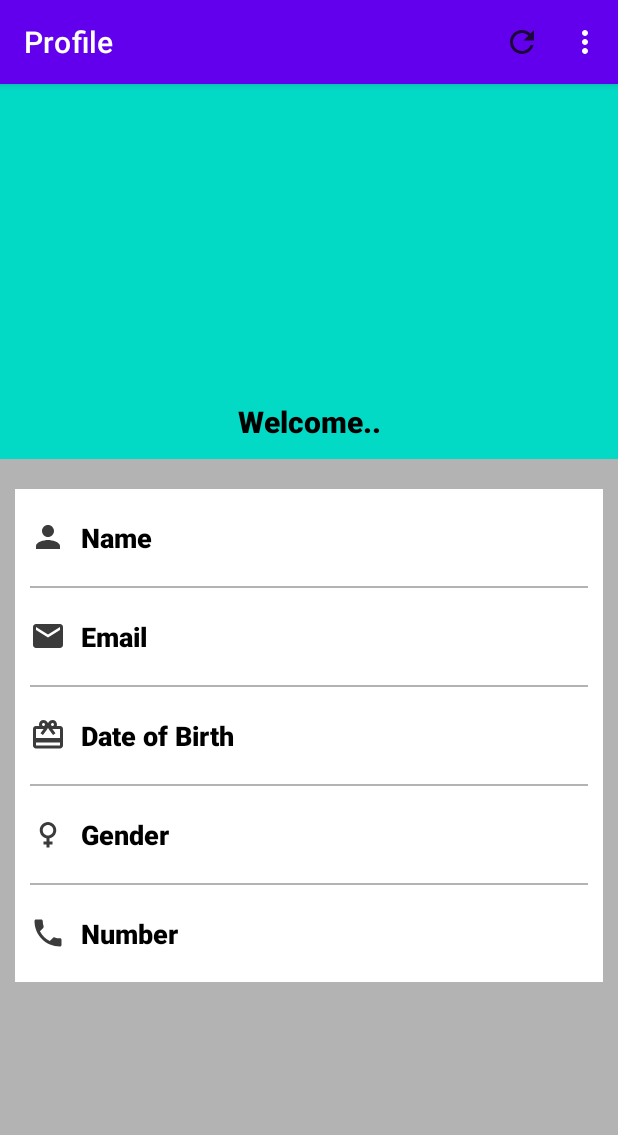
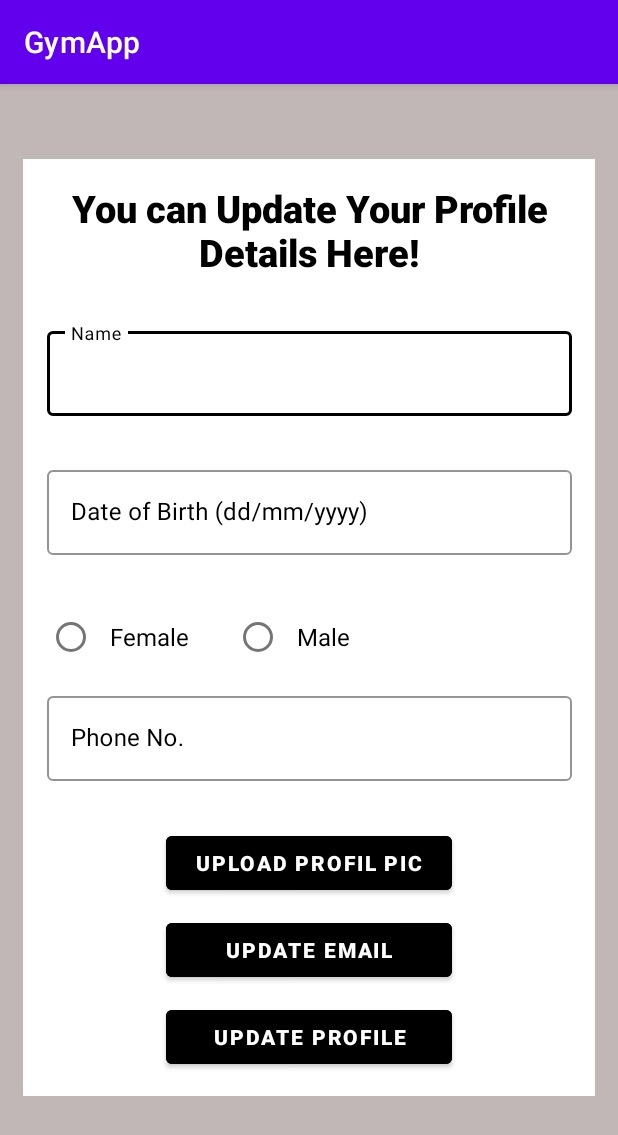
Before and after one commit to OmerOzen10/Gym-Application, an Android app: the UserProfileACtivity screen opened directly, with no data from a screen before it, in the options menu, after a tap on "Update Profile", on a phone screen of 412 x 824 dp. Shown: the top 1135 px of the screen. Run offline under Robolectric (Android 15) with nearby library versions, the phone set to English and light mode, and no system bars; our stand-ins replace Firebase (no records; nobody signed in at launch, a user with empty details on screens opened directly), Picasso.

Commit message:
User can choose profile picture from teh registeration page

```diff
--- a/GymApp/app/build.gradle
+++ b/GymApp/app/build.gradle
@@ -41,4 +41,6 @@ dependencies {
     androidTestImplementation 'androidx.test.ext:junit:1.1.5'
     androidTestImplementation 'androidx.test.espresso:espresso-core:3.5.1'
     implementation 'com.squareup.picasso:picasso:2.71828'
+    implementation 'com.github.bumptech.glide:glide:4.15.0'
+    annotationProcessor 'com.github.bumptech.glide:compiler:4.15.0'
 }
--- a/GymApp/app/src/main/AndroidManifest.xml
+++ b/GymApp/app/src/main/AndroidManifest.xml
@@ -11,6 +11,9 @@
         android:supportsRtl="true"
         android:theme="@style/Theme.GymApp"
         tools:targetApi="31">
+        <activity
+            android:name=".UpdateProfileActivity"
+            android:exported="false" />
         <activity
             android:name=".UploadProfilePictureActivity"
             android:exported="false" />
--- /dev/null
+++ b/GymApp/app/src/main/java/com/example/gymapp/UpdateProfileActivity.java
@@ -0,0 +1,37 @@
+package com.example.gymapp;
+
+import androidx.appcompat.app.AppCompatActivity;
+
+import android.os.Bundle;
+import android.widget.ProgressBar;
+import android.widget.RadioButton;
+import android.widget.RadioGroup;
+
+import com.google.android.material.textfield.TextInputEditText;
+import com.google.firebase.auth.FirebaseAuth;
+import com.google.firebase.auth.FirebaseUser;
+
+public class UpdateProfileActivity extends AppCompatActivity {
+
+    private TextInputEditText edtUpdateName, edtUpdateDoB, edtUpdateMobile;
+
+    private RadioGroup radioGroupUpdateGender;
+    private RadioButton radioButtonUpdateGenderSelected;
+    private String txtName, txtDoB, txtGender, txtMobile;
+    private FirebaseAuth auth;
+    private ProgressBar progressBarUpdate;
+
+    @Override
+    protected void onCreate(Bundle savedInstanceState) {
+        super.onCreate(savedInstanceState);
+        setContentView(R.layout.activity_update_profile);
+
+        edtUpdateName = findViewById(R.id.edtUpdateName);
+        edtUpdateDoB = findViewById(R.id.edtUpdateDoB);
+        edtUpdateMobile = findViewById(R.id.edtUpdateMobile);
+
+        radioGroupUpdateGender = findViewById(R.id.radioGroupUpdateGender);
+        auth = FirebaseAuth.getInstance();
+        FirebaseUser firebaseUser = auth.getCurrentUser();
+    }
+}
--- a/GymApp/app/src/main/java/com/example/gymapp/UserProfileACtivity.java
+++ b/GymApp/app/src/main/java/com/example/gymapp/UserProfileACtivity.java
@@ -17,6 +17,7 @@ import android.widget.ProgressBar;
 import android.widget.TextView;
 import android.widget.Toast;
 
+import com.bumptech.glide.Glide;
 import com.google.firebase.auth.FirebaseAuth;
 import com.google.firebase.auth.FirebaseUser;
 import com.google.firebase.database.DataSnapshot;
@@ -140,7 +141,9 @@ public class UserProfileACtivity extends AppCompatActivity {
 
                     //ImageView setImageUri() should not be used with regular Uris. Use Picasso
 
-                    Picasso.get().load(uri).into(profileImage);
+//                    Picasso.get().load(uri).into(profileImage);\
+
+                    Glide.with(UserProfileACtivity.this).load(uri).into(profileImage);
 
 
 
@@ -174,9 +177,9 @@ public class UserProfileACtivity extends AppCompatActivity {
         if (id == R.id.refresh_menu){
             startActivity(getIntent());
             finish();
-//        } else if (id == R.id.update_profile) {
-//            Intent intent = new Intent(UserProfileACtivity.this, UpdateProfileActivity.class);
-//            startActivity(intent);
+        } else if (id == R.id.update_profile) {
+            Intent intent = new Intent(UserProfileACtivity.this, UpdateProfileActivity.class);
+            startActivity(intent);
 //        }else if (id == R.id.update_email){
 //            Intent intent = new Intent(UserProfileACtivity.this, UpdateEmailActivity.class);
 //            startActivity(intent);
--- /dev/null
+++ b/GymApp/app/src/main/res/layout/activity_update_profile.xml
@@ -0,0 +1,185 @@
+<?xml version="1.0" encoding="utf-8"?>
+<ScrollView xmlns:android="http://schemas.android.com/apk/res/android"
+    xmlns:app="http://schemas.android.com/apk/res-auto"
+    xmlns:tools="http://schemas.android.com/tools"
+    android:layout_width="match_parent"
+    android:layout_height="match_parent"
+    android:background="#C1B7B7"
+    tools:context=".UpdateProfileActivity">
+
+    <androidx.constraintlayout.widget.ConstraintLayout
+        android:layout_width="match_parent"
+        android:layout_height="wrap_content"
+        android:layout_gravity="center_horizontal"
+        android:layout_marginStart="15dp"
+        android:layout_marginEnd="15dp"
+        android:background="@color/white"
+        android:foregroundGravity="center_horizontal"
+        android:padding="15dp"
+        android:layout_marginTop="50dp">
+
+        <TextView
+            android:id="@+id/textView2"
+            android:layout_width="wrap_content"
+            android:layout_height="wrap_content"
+            android:fontFamily="sans-serif-black"
+            android:gravity="center"
+            android:text="You can Update Your Profile Details Here!"
+            android:textColor="@color/black"
+            android:textSize="25sp"
+            app:layout_constraintEnd_toEndOf="parent"
+            app:layout_constraintStart_toStartOf="parent"
+            app:layout_constraintTop_toTopOf="parent" />
+
+        <com.google.android.material.textfield.TextInputLayout
+            android:id="@+id/layoutUpdateName"
+            style="@style/Widget.MaterialComponents.TextInputLayout.OutlinedBox"
+            android:layout_width="350dp"
+            android:layout_height="wrap_content"
+            android:layout_marginTop="30dp"
+            android:hint="Name"
+            android:textColorHint="@color/black"
+            app:boxStrokeColor="@color/black"
+            app:endIconMode="clear_text"
+            app:endIconTint="#FF0000"
+            app:errorEnabled="true"
+            app:errorTextColor="#FF0000"
+            app:hintTextColor="@color/black"
+            app:layout_constraintEnd_toEndOf="parent"
+            app:layout_constraintStart_toStartOf="parent"
+            app:layout_constraintTop_toBottomOf="@+id/textView2">
+
+            <com.google.android.material.textfield.TextInputEditText
+                android:id="@+id/edtUpdateName"
+                android:layout_width="match_parent"
+                android:layout_height="wrap_content"
+                android:textColor="@color/black" />
+        </com.google.android.material.textfield.TextInputLayout>
+
+        <com.google.android.material.textfield.TextInputLayout
+            android:id="@+id/layoutUpdateDob"
+            style="@style/Widget.MaterialComponents.TextInputLayout.OutlinedBox"
+            android:layout_width="350dp"
+            android:layout_height="wrap_content"
+            android:layout_marginTop="10dp"
+            android:hint="Date of Birth (dd/mm/yyyy)"
+            android:textColorHint="@color/black"
+            app:boxStrokeColor="@color/black"
+            app:endIconMode="clear_text"
+            app:endIconTint="#FF0000"
+            app:errorEnabled="true"
+            app:errorTextColor="#FF0000"
+            app:hintTextColor="@color/black"
+            app:layout_constraintEnd_toEndOf="parent"
+            app:layout_constraintStart_toStartOf="parent"
+            app:layout_constraintTop_toBottomOf="@+id/layoutUpdateName">
+
+            <com.google.android.material.textfield.TextInputEditText
+                android:id="@+id/edtUpdateDoB"
+                android:layout_width="match_parent"
+                android:layout_height="wrap_content"
+                android:focusable="false"
+                android:inputType="date"
+                android:textColor="@color/black" />
+        </com.google.android.material.textfield.TextInputLayout>
+
+        <RadioGroup
+            android:id="@+id/radioGroupUpdateGender"
+            android:layout_width="wrap_content"
+            android:layout_height="wrap_content"
+            android:layout_marginTop="10dp"
+            android:orientation="horizontal"
+            app:layout_constraintStart_toStartOf="@+id/layoutUpdateDob"
+            app:layout_constraintTop_toBottomOf="@+id/layoutUpdateDob">
+
+            <RadioButton
+                android:id="@+id/radioFemale"
+                android:layout_width="wrap_content"
+                android:layout_height="wrap_content"
+                android:padding="10dp"
+                android:text="Female"
+                android:textSize="16sp" />
+
+            <RadioButton
+                android:id="@+id/radioMale"
+                android:layout_width="wrap_content"
+                android:layout_height="wrap_content"
+                android:layout_marginStart="20dp"
+                android:padding="10dp"
+                android:text="Male"
+                android:textSize="16sp" />
+
+        </RadioGroup>
+
+        <com.google.android.material.textfield.TextInputLayout
+            android:id="@+id/layoutUpdateMobile"
+            style="@style/Widget.MaterialComponents.TextInputLayout.OutlinedBox"
+            android:layout_width="350dp"
+            android:layout_height="wrap_content"
+            android:layout_marginTop="10dp"
+            android:hint="Phone No."
+            android:textColorHint="@color/black"
+            app:boxStrokeColor="@color/black"
+            app:endIconMode="clear_text"
+            app:endIconTint="#FF0000"
+            app:errorEnabled="true"
+            app:errorTextColor="#FF0000"
+            app:hintTextColor="@color/black"
+            app:layout_constraintEnd_toEndOf="parent"
+            app:layout_constraintStart_toStartOf="parent"
+            app:layout_constraintTop_toBottomOf="@+id/radioGroupUpdateGender">
+
+            <com.google.android.material.textfield.TextInputEditText
+                android:id="@+id/edtUpdateMobile"
+                android:layout_width="match_parent"
+                android:layout_height="wrap_content"
+                android:inputType="phone"
+                android:textColor="@color/black" />
+        </com.google.android.material.textfield.TextInputLayout>
+
+        <Button
+            android:id="@+id/btnUpdateProfilePic"
+            android:layout_width="match_parent"
+            android:layout_height="wrap_content"
+            android:layout_marginStart="80dp"
+            android:layout_marginTop="10dp"
+            android:layout_marginEnd="80dp"
+            android:backgroundTint="@color/black"
+            android:fontFamily="sans-serif-black"
+            android:text="UPLOAD PROFIL PIC"
+            app:layout_constraintEnd_toEndOf="parent"
+            app:layout_constraintStart_toStartOf="parent"
+            app:layout_constraintTop_toBottomOf="@+id/layoutUpdateMobile" />
+
+        <Button
+            android:id="@+id/btnUpdateEmail"
+            android:layout_width="match_parent"
+            android:layout_height="wrap_content"
+            android:layout_marginStart="80dp"
+            android:layout_marginTop="10dp"
+            android:layout_marginEnd="80dp"
+            android:backgroundTint="@color/black"
+            android:fontFamily="sans-serif-black"
+            android:text="UPDATE EMAIL"
+            app:layout_constraintEnd_toEndOf="parent"
+            app:layout_constraintStart_toStartOf="parent"
+            app:layout_constraintTop_toBottomOf="@+id/btnUpdateProfilePic" />
+
+        <Button
+            android:id="@+id/btnUpdateProfile"
+            android:layout_width="match_parent"
+            android:layout_height="wrap_content"
+            android:layout_marginStart="80dp"
+            android:layout_marginTop="10dp"
+            android:layout_marginEnd="80dp"
+            android:backgroundTint="@color/black"
+            android:fontFamily="sans-serif-black"
+            android:text="UPDATE PROFILE"
+            app:layout_constraintEnd_toEndOf="parent"
+            app:layout_constraintStart_toStartOf="parent"
+            app:layout_constraintTop_toBottomOf="@+id/btnUpdateEmail" />
+
+
+    </androidx.constraintlayout.widget.ConstraintLayout>
+
+</ScrollView>
--- a/GymApp/app/src/main/res/layout/activity_upload_profile_picture.xml
+++ b/GymApp/app/src/main/res/layout/activity_upload_profile_picture.xml
@@ -72,8 +72,7 @@
             app:layout_constraintEnd_toEndOf="parent"
             app:layout_constraintStart_toStartOf="parent"
             app:layout_constraintTop_toTopOf="parent"
-            android:visibility="gone
-"/>
+            android:visibility="gone"/>
 
 
 
--- a/GymApp/app/src/main/res/layout/activity_user_profile.xml
+++ b/GymApp/app/src/main/res/layout/activity_user_profile.xml
@@ -29,6 +29,7 @@
                 android:id="@+id/imageProfile"
                 android:layout_width="150dp"
                 android:layout_height="150dp"
+                android:scaleType="centerCrop"
                 app:layout_constraintBottom_toBottomOf="parent"
                 app:layout_constraintEnd_toEndOf="parent"
                 app:layout_constraintStart_toStartOf="parent"
```
Also changed, not shown: GymApp/app/src/main/java/com/example/gymapp/RegisterActivity.java (+123 -6 lines), GymApp/app/src/main/java/com/example/gymapp/UploadProfilePictureActivity.java (+4 -3 lines), GymApp/app/src/main/res/layout/activity_register.xml (+24 -1 lines).
